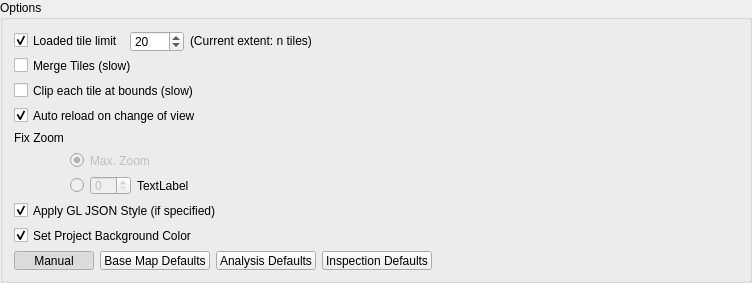
The window that ui/options.ui (geometalab/Vector-Tiles-Reader-QGIS-Plugin) describes before a commit, drawn with Qt 5.
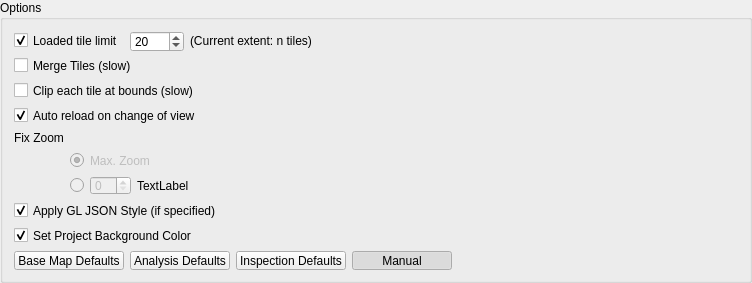
The same window after the commit.

Commit message: ui improved: * "manual" button moved to the right side * all default buttons same width

The edit to the form file:
```diff
--- a/ui/options.ui
+++ b/ui/options.ui
@@ -189,24 +189,14 @@
    </item>
    <item row="11" column="0" colspan="2">
     <layout class="QHBoxLayout" name="horizontalLayout_2">
-     <item>
-      <widget class="QPushButton" name="btnManualSettings">
-       <property name="text">
-        <string>Manual</string>
-       </property>
-       <property name="checkable">
-        <bool>true</bool>
-       </property>
-       <property name="checked">
-        <bool>true</bool>
-       </property>
-       <property name="autoExclusive">
-        <bool>true</bool>
-       </property>
-      </widget>
-     </item>
      <item>
       <widget class="QPushButton" name="btnResetToBasemapDefaults">
+       <property name="minimumSize">
+        <size>
+         <width>100</width>
+         <height>0</height>
+        </size>
+       </property>
        <property name="text">
         <string>Base Map Defaults</string>
        </property>
@@ -223,6 +213,12 @@
      </item>
      <item>
       <widget class="QPushButton" name="btnResetToAnalysisDefaults">
+       <property name="minimumSize">
+        <size>
+         <width>100</width>
+         <height>0</height>
+        </size>
+       </property>
        <property name="text">
         <string>Analysis Defaults</string>
        </property>
@@ -236,6 +232,12 @@
      </item>
      <item>
       <widget class="QPushButton" name="btnResetToInspectionDefaults">
+       <property name="minimumSize">
+        <size>
+         <width>100</width>
+         <height>0</height>
+        </size>
+       </property>
        <property name="text">
         <string>Inspection Defaults</string>
        </property>
@@ -247,6 +249,28 @@
        </property>
       </widget>
      </item>
+     <item>
+      <widget class="QPushButton" name="btnManualSettings">
+       <property name="minimumSize">
+        <size>
+         <width>100</width>
+         <height>0</height>
+        </size>
+       </property>
+       <property name="text">
+        <string>Manual</string>
+       </property>
+       <property name="checkable">
+        <bool>true</bool>
+       </property>
+       <property name="checked">
+        <bool>true</bool>
+       </property>
+       <property name="autoExclusive">
+        <bool>true</bool>
+       </property>
+      </widget>
+     </item>
      <item>
       <spacer name="horizontalSpacer_2">
        <property name="orientation">
```
The commit also changes 2 other files.
